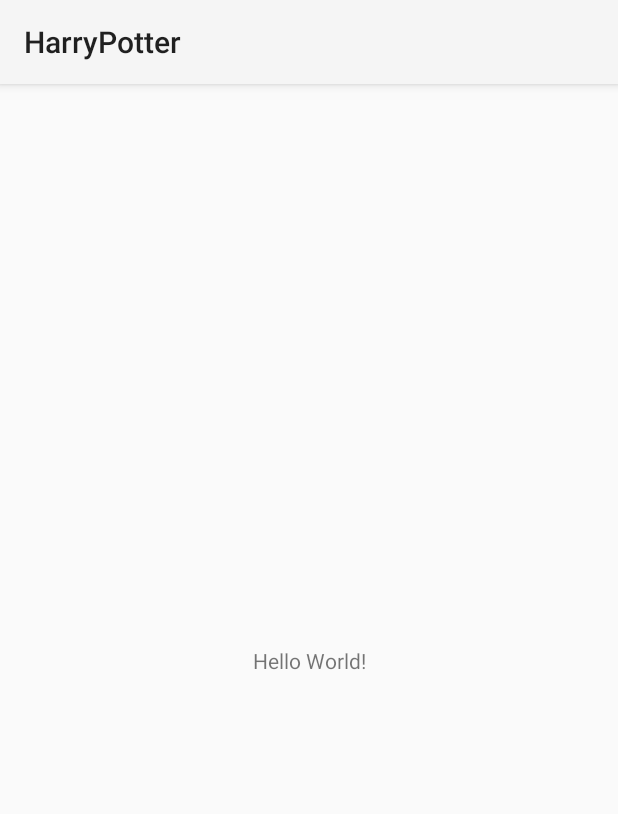
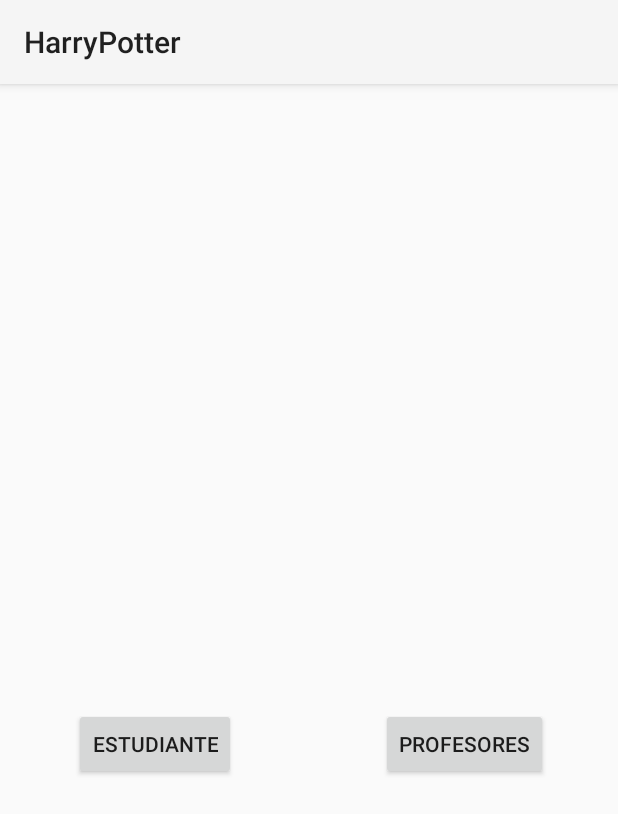
Before and after one commit to RotcehOdraude/HarryPotter, an Android app: the screen it shows after launch (MainActivity), on a phone screen of 412 x 824 dp. Shown: the top 814 px of the screen. Run offline under Robolectric (Android 15) with nearby library versions, the light colour scheme and no system bars.

Commit message:
En este commit agregé un layout al main activity, por el momento solo dos botones que lanzen ya sea el student o el Staff. Por ahora los layouts de staff y student stan vacios al igual que la logica.

```diff
--- a/app/src/main/AndroidManifest.xml
+++ b/app/src/main/AndroidManifest.xml
@@ -13,6 +13,12 @@
         android:theme="@style/Theme.HarryPotter"
         tools:targetApi="31">
         <activity
+            android:name=".Staff"
+            android:exported="false" />
+        <activity
+            android:name=".Student"
+            android:exported="false" />
+        <activity
             android:name=".MainActivity"
             android:exported="true">
             <intent-filter>
--- a/app/src/main/java/com/example/harrypotter/MainActivity.kt
+++ b/app/src/main/java/com/example/harrypotter/MainActivity.kt
@@ -1,11 +1,30 @@
 package com.example.harrypotter
 
+import android.content.Intent
 import androidx.appcompat.app.AppCompatActivity
 import android.os.Bundle
+import android.view.View
+import com.example.harrypotter.databinding.ActivityMainBinding
+import com.example.harrypotter.databinding.ActivityStaffBinding
+import com.example.harrypotter.databinding.ActivityStudentBinding
 
 class MainActivity : AppCompatActivity() {
+    private lateinit var binding: ActivityMainBinding
     override fun onCreate(savedInstanceState: Bundle?) {
         super.onCreate(savedInstanceState)
-        setContentView(R.layout.activity_main)
+        binding = ActivityMainBinding.inflate(layoutInflater)
+        setContentView(binding.root)
+
+
     }
+
+    fun onClickStaff(view: View) {
+        val intent = Intent(this, Student::class.java)
+        startActivity(intent)
+    }
+    fun onClickStudent(view: View) {
+        val intent = Intent(this, Staff::class.java)
+        startActivity(intent)
+    }
+
 }
--- a/app/src/main/res/layout/activity_main.xml
+++ b/app/src/main/res/layout/activity_main.xml
@@ -6,13 +6,49 @@
     android:layout_height="match_parent"
     tools:context=".MainActivity">
 
-    <TextView
+    <Button
+        android:id="@+id/btnStudent"
         android:layout_width="wrap_content"
         android:layout_height="wrap_content"
-        android:text="Hello World!"
+        android:layout_marginTop="32dp"
+        android:onClick="onClickStudent"
+        android:text="Estudiante"
+        app:layout_constraintEnd_toEndOf="@+id/ivStudent"
+        app:layout_constraintStart_toStartOf="@+id/ivStudent"
+        app:layout_constraintTop_toBottomOf="@+id/ivStudent" />
+
+    <Button
+        android:id="@+id/btnStaff"
+        android:layout_width="wrap_content"
+        android:layout_height="wrap_content"
+        android:layout_marginTop="32dp"
+        android:onClick="onClickStaff"
+        android:text="Profesores"
+        app:layout_constraintEnd_toEndOf="@+id/ivStaff"
+        app:layout_constraintHorizontal_bias="0.513"
+        app:layout_constraintStart_toStartOf="@+id/ivStaff"
+        app:layout_constraintTop_toBottomOf="@+id/ivStaff" />
+
+    <ImageView
+        android:id="@+id/ivStudent"
+        android:layout_width="wrap_content"
+        android:layout_height="wrap_content"
         app:layout_constraintBottom_toBottomOf="parent"
         app:layout_constraintEnd_toEndOf="parent"
+        app:layout_constraintHorizontal_bias="0.25"
         app:layout_constraintStart_toStartOf="parent"
-        app:layout_constraintTop_toTopOf="parent" />
+        app:layout_constraintTop_toTopOf="parent"
+        tools:srcCompat="@tools:sample/avatars" />
+
+    <ImageView
+        android:id="@+id/ivStaff"
+        android:layout_width="wrap_content"
+        android:layout_height="wrap_content"
+        app:layout_constraintBottom_toBottomOf="parent"
+        app:layout_constraintEnd_toEndOf="parent"
+        app:layout_constraintHorizontal_bias="0.75"
+        app:layout_constraintStart_toStartOf="parent"
+        app:layout_constraintTop_toTopOf="parent"
+        tools:srcCompat="@tools:sample/avatars" />
 
 </androidx.constraintlayout.widget.ConstraintLayout>
```
Also changed, not shown: app/build.gradle (+15 -0 lines), app/src/main/java/com/example/harrypotter/Staff.kt (added, +11 -0 lines), app/src/main/java/com/example/harrypotter/Student.kt (added, +11 -0 lines), app/src/main/res/layout/activity_staff.xml (added, +9 -0 lines), app/src/main/res/layout/activity_student.xml (added, +9 -0 lines).
